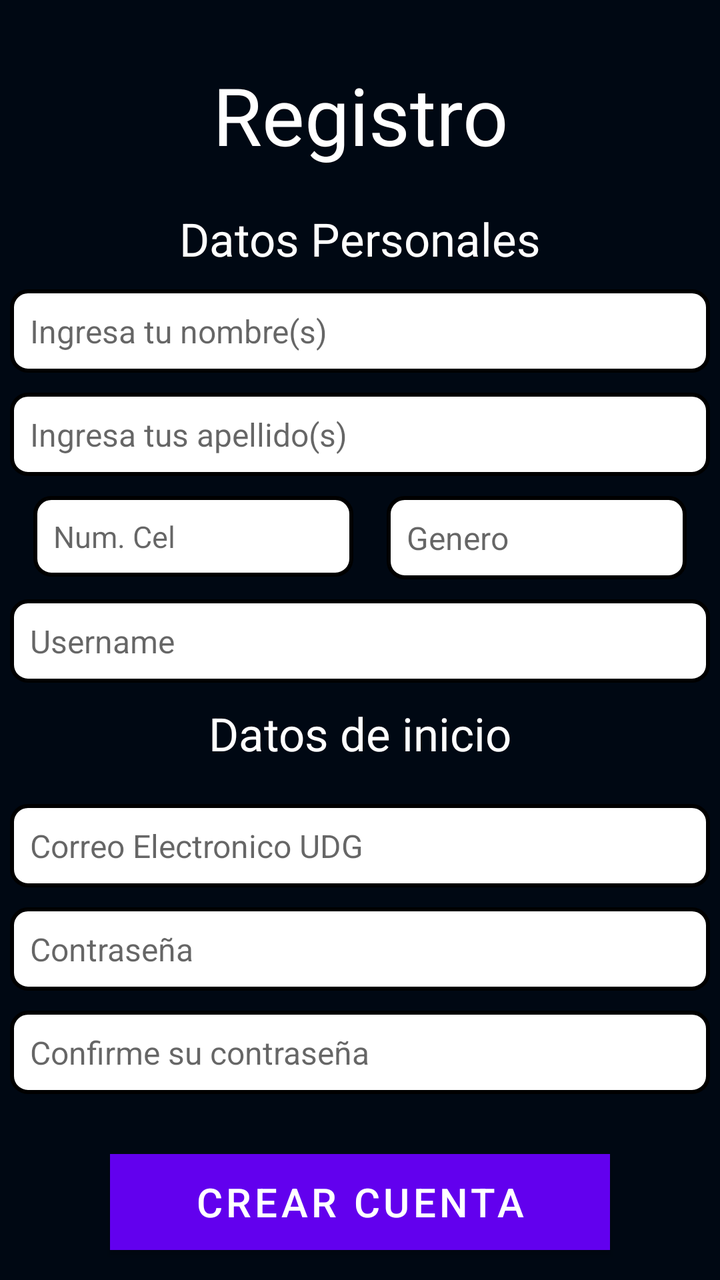
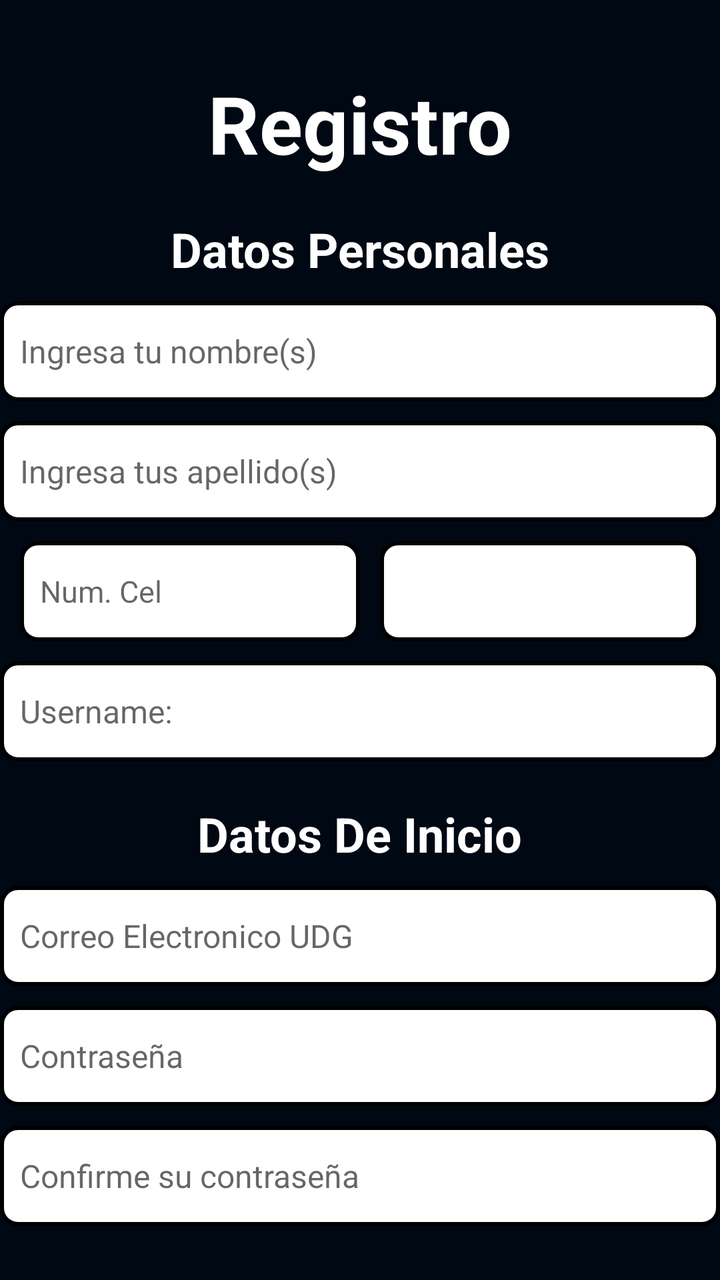

Before-and-after screenshots of an Android layout around one commit, followed by the original layout XML and the change that was made.
<!-- AndroidManifest.xml: application theme Theme.UNIverse -->
<!-- res/layout/activity_register.xml -->
<?xml version="1.0" encoding="utf-8"?>

<androidx.constraintlayout.widget.ConstraintLayout xmlns:android="http://schemas.android.com/apk/res/android"
    xmlns:tools="http://schemas.android.com/tools"
    xmlns:app="http://schemas.android.com/apk/res-auto"
    android:layout_width="match_parent"
    android:layout_height="match_parent"
    android:background="@color/backgroundUniverse"
    tools:context=".RegisterActivity"
    >


    <TextView
        android:id="@+id/registroTextView"
        android:layout_width="wrap_content"
        android:layout_height="wrap_content"
        android:text="Registro"
        android:textColor="@color/white"
        android:textSize="40sp"
        android:gravity="center"
        android:paddingBottom="20dp"
        app:layout_constraintTop_toTopOf="parent"
        app:layout_constraintEnd_toEndOf="parent"
        app:layout_constraintBottom_toBottomOf="@id/personalesTextView"
        app:layout_constraintStart_toStartOf="parent"
        />
    <TextView
        android:id="@+id/personalesTextView"
        android:layout_width="wrap_content"
        android:layout_height="wrap_content"
        android:text="Datos Personales"
        android:textSize="23sp"
        android:textColor="@color/white"
        app:layout_constraintTop_toBottomOf="@id/registroTextView"
        app:layout_constraintStart_toStartOf="parent"
        app:layout_constraintEnd_toEndOf="parent"
        app:layout_constraintBottom_toTopOf="@id/firstNameEditText"
        />
    <EditText
        android:id="@+id/firstNameEditText"
        android:layout_width="350dp"
        android:layout_height="wrap_content"
        android:hint="Ingresa tu nombre(s)"
        android:inputType="text"
        android:textSize="16sp"
        android:padding="10dp"
        android:background="@drawable/edit_text_background"
        android:layout_marginTop="10dp"
        app:layout_constraintStart_toStartOf="parent"
        app:layout_constraintEnd_toEndOf="parent"
        app:layout_constraintTop_toBottomOf="@id/personalesTextView"
        />
    <EditText
        android:id="@+id/lastNameEditText"
        android:layout_width="350dp"
        android:layout_height="wrap_content"
        android:hint="Ingresa tus apellido(s)"
        android:inputType="text"
        android:textSize="16sp"
        android:padding="10dp"
        android:background="@drawable/edit_text_background"
        android:layout_marginTop="10dp"
        app:layout_constraintStart_toStartOf="parent"
        app:layout_constraintEnd_toEndOf="parent"
        app:layout_constraintTop_toBottomOf="@id/firstNameEditText"
        />
    <EditText
        android:id="@+id/phoneEditText"
        android:layout_width="160dp"
        android:layout_height="wrap_content"
        android:hint="Num. Cel"
        android:inputType="text"
        android:textSize="15sp"
        android:padding="10dp"
        android:background="@drawable/edit_text_background"
        android:layout_marginTop="10dp"
        app:layout_constraintStart_toStartOf="parent"
        app:layout_constraintEnd_toStartOf="@id/genderEditText"
        app:layout_constraintTop_toBottomOf="@id/lastNameEditText"
        />
    <EditText
        android:id="@+id/genderEditText"
        android:layout_width="150dp"
        android:layout_height="wrap_content"
        android:hint="Genero"
        android:inputType="text"
        android:textSize="16sp"
        android:padding="10dp"
        android:background="@drawable/edit_text_background"
        android:layout_marginTop="10dp"
        app:layout_constraintStart_toEndOf="@id/phoneEditText"
        app:layout_constraintEnd_toEndOf="parent"
        app:layout_constraintTop_toBottomOf="@id/lastNameEditText"
        />
    <EditText
        android:id="@+id/usernameEditText"
        android:layout_width="350dp"
        android:layout_height="wrap_content"
        android:hint="Username"
        android:inputType="text"
        android:textSize="16sp"
        android:padding="10dp"
        android:background="@drawable/edit_text_background"
        android:layout_marginTop="10dp"
        app:layout_constraintStart_toStartOf="parent"
        app:layout_constraintEnd_toEndOf="parent"
        app:layout_constraintTop_toBottomOf="@id/genderEditText"
        />
    <TextView
        android:id="@+id/inicioTextView"
        android:layout_width="wrap_content"
        android:layout_height="wrap_content"
        android:text="Datos de inicio"
        android:textColor="@color/white"
        android:textSize="23sp"
        android:padding="10dp"
        app:layout_constraintTop_toBottomOf="@id/usernameEditText"
        app:layout_constraintStart_toStartOf="parent"
        app:layout_constraintEnd_toEndOf="parent"
        />

        <EditText
        android:id="@+id/emailEditText"
        android:layout_width="350dp"
        android:layout_height="wrap_content"
        android:hint="Correo Electronico UDG"
        android:inputType="text"
        android:textSize="16dp"
        android:padding="10dp"
        android:background="@drawable/edit_text_background"
        android:layout_marginTop="10dp"
        app:layout_constraintStart_toStartOf="parent"
        app:layout_constraintEnd_toEndOf="parent"
        app:layout_constraintTop_toBottomOf="@id/inicioTextView"
        />
    <EditText
        android:id="@+id/passwordEditText"
        android:layout_width="350dp"
        android:layout_height="wrap_content"
        android:hint="Contraseña"
        android:inputType="text"
        android:textSize="16dp"
        android:padding="10dp"
        android:background="@drawable/edit_text_background"
        android:layout_marginTop="10dp"
        app:layout_constraintStart_toStartOf="parent"
        app:layout_constraintEnd_toEndOf="parent"
        app:layout_constraintTop_toBottomOf="@id/emailEditText"
        />
    <EditText
        android:id="@+id/confirmPasswordEditText"
        android:layout_width="350dp"
        android:layout_height="wrap_content"
        android:hint="Confirme su contraseña"
        android:inputType="text"
        android:textSize="16dp"
        android:padding="10dp"
        android:background="@drawable/edit_text_background"
        android:layout_marginTop="10dp"
        app:layout_constraintStart_toStartOf="parent"
        app:layout_constraintEnd_toEndOf="parent"
        app:layout_constraintTop_toBottomOf="@id/passwordEditText"
        />
    <Button
        android:id="@+id/registerSaveButton"
        android:layout_width="250dp"
        android:layout_height="wrap_content"
        android:text="Crear Cuenta"
        android:gravity="center"
        android:textSize="20dp"
        android:layout_marginTop="30dp"
        android:background="@color/buttonColor"
        android:textColor="@color/white"
        app:layout_constraintStart_toStartOf="parent"
        app:layout_constraintEnd_toEndOf="parent"
        app:layout_constraintTop_toBottomOf="@id/confirmPasswordEditText"
        android:onClick="register"
        />






</androidx.constraintlayout.widget.ConstraintLayout>
<!-- resources referenced by this layout -->
<resources>
  <color name="backgroundUniverse">#000813</color>
  <color name="buttonColor">#14E</color>
  <color name="white">#FFFFFFFF</color>
  <!-- drawable edit_text_background (drawable) -->
  <?xml version="1.0" encoding="utf-8"?>
  
  <shape xmlns:android="http://schemas.android.com/apk/res/android">
      <solid android:color="@android:color/white" /> 
      <stroke
          android:width="2dp"
          android:color="@color/black"/> 
      <corners android:radius="8dp" /> 
  </shape>
  <style name="Theme.UNIverse" parent="Theme.MaterialComponents.DayNight.DarkActionBar">
          
          <item name="colorPrimary">@color/purple_500</item>
          <item name="colorPrimaryVariant">@color/purple_700</item>
          <item name="colorOnPrimary">@color/white</item>
          
          <item name="colorSecondary">@color/teal_200</item>
          <item name="colorSecondaryVariant">@color/teal_700</item>
          <item name="colorOnSecondary">@color/black</item>
          
          <item name="android:statusBarColor">?attr/colorPrimaryVariant</item>
          
      </style>
  <color name="black">#FF000000</color>
  <color name="purple_500">#FF6200EE</color>
  <color name="purple_700">#FF3700B3</color>
  <color name="teal_200">#FF03DAC5</color>
  <color name="teal_700">#FF018786</color>
</resources>

<!-- the commit's change to res/layout/activity_register.xml (unified diff, before → after) -->
@@ -14,22 +14,23 @@
         android:id="@+id/registroTextView"
         android:layout_width="wrap_content"
         android:layout_height="wrap_content"
+        android:layout_marginTop="35dp"
         android:text="Registro"
         android:textColor="@color/white"
         android:textSize="40sp"
-        android:gravity="center"
-        android:paddingBottom="20dp"
+        android:textStyle="bold"
         app:layout_constraintTop_toTopOf="parent"
         app:layout_constraintEnd_toEndOf="parent"
-        app:layout_constraintBottom_toBottomOf="@id/personalesTextView"
         app:layout_constraintStart_toStartOf="parent"
         />
     <TextView
         android:id="@+id/personalesTextView"
         android:layout_width="wrap_content"
         android:layout_height="wrap_content"
+        android:layout_marginTop="20dp"
         android:text="Datos Personales"
-        android:textSize="23sp"
+        android:textStyle="bold"
+        android:textSize="24sp"
         android:textColor="@color/white"
         app:layout_constraintTop_toBottomOf="@id/registroTextView"
         app:layout_constraintStart_toStartOf="parent"
@@ -38,10 +39,11 @@
         />
     <EditText
         android:id="@+id/firstNameEditText"
-        android:layout_width="350dp"
-        android:layout_height="wrap_content"
+        android:layout_width="360dp"
+        android:layout_height="50dp"
         android:hint="Ingresa tu nombre(s)"
         android:inputType="text"
+        android:autofillHints="name"
         android:textSize="16sp"
         android:padding="10dp"
         android:background="@drawable/edit_text_background"
@@ -52,10 +54,11 @@
         />
     <EditText
         android:id="@+id/lastNameEditText"
-        android:layout_width="350dp"
-        android:layout_height="wrap_content"
+        android:layout_width="360dp"
+        android:layout_height="50dp"
         android:hint="Ingresa tus apellido(s)"
         android:inputType="text"
+        android:autofillHints="name"
         android:textSize="16sp"
         android:padding="10dp"
         android:background="@drawable/edit_text_background"
@@ -66,24 +69,23 @@
         />
     <EditText
         android:id="@+id/phoneEditText"
-        android:layout_width="160dp"
-        android:layout_height="wrap_content"
+        android:layout_width="170dp"
+        android:layout_height="50dp"
         android:hint="Num. Cel"
-        android:inputType="text"
+        android:inputType="phone"
+        android:autofillHints="phone"
         android:textSize="15sp"
         android:padding="10dp"
         android:background="@drawable/edit_text_background"
         android:layout_marginTop="10dp"
         app:layout_constraintStart_toStartOf="parent"
-        app:layout_constraintEnd_toStartOf="@id/genderEditText"
+        app:layout_constraintEnd_toStartOf="@id/genderSpinner"
         app:layout_constraintTop_toBottomOf="@id/lastNameEditText"
         />
-    <EditText
-        android:id="@+id/genderEditText"
-        android:layout_width="150dp"
-        android:layout_height="wrap_content"
-        android:hint="Genero"
-        android:inputType="text"
+    <Spinner
+        android:id="@+id/genderSpinner"
+        android:layout_width="160dp"
+        android:layout_height="50dp"
         android:textSize="16sp"
         android:padding="10dp"
         android:background="@drawable/edit_text_background"
@@ -94,52 +96,56 @@
         />
     <EditText
         android:id="@+id/usernameEditText"
-        android:layout_width="350dp"
-        android:layout_height="wrap_content"
-        android:hint="Username"
+        android:layout_width="360dp"
+        android:layout_height="50dp"
+        android:hint="Username:"
         android:inputType="text"
+        android:autofillHints="username"
         android:textSize="16sp"
         android:padding="10dp"
         android:background="@drawable/edit_text_background"
         android:layout_marginTop="10dp"
         app:layout_constraintStart_toStartOf="parent"
         app:layout_constraintEnd_toEndOf="parent"
-        app:layout_constraintTop_toBottomOf="@id/genderEditText"
+        app:layout_constraintTop_toBottomOf="@id/genderSpinner"
         />
     <TextView
         android:id="@+id/inicioTextView"
         android:layout_width="wrap_content"
         android:layout_height="wrap_content"
-        android:text="Datos de inicio"
+        android:layout_marginTop="20dp"
+        android:text="Datos De Inicio"
         android:textColor="@color/white"
-        android:textSize="23sp"
-        android:padding="10dp"
+        android:textStyle="bold"
+        android:textSize="24sp"
         app:layout_constraintTop_toBottomOf="@id/usernameEditText"
         app:layout_constraintStart_toStartOf="parent"
         app:layout_constraintEnd_toEndOf="parent"
         />
 
         <EditText
-        android:id="@+id/emailEditText"
-        android:layout_width="350dp"
-        android:layout_height="wrap_content"
-        android:hint="Correo Electronico UDG"
-        android:inputType="text"
-        android:textSize="16dp"
-        android:padding="10dp"
-        android:background="@drawable/edit_text_background"
-        android:layout_marginTop="10dp"
-        app:layout_constraintStart_toStartOf="parent"
-        app:layout_constraintEnd_toEndOf="parent"
-        app:layout_constraintTop_toBottomOf="@id/inicioTextView"
+            android:id="@+id/emailEditText"
+            android:layout_width="360dp"
+            android:layout_height="50dp"
+            android:hint="Correo Electronico UDG"
+            android:inputType="textEmailAddress"
+            android:autofillHints="emailAddress"
+            android:textSize="16sp"
+            android:padding="10dp"
+            android:background="@drawable/edit_text_background"
+            android:layout_marginTop="10dp"
+            app:layout_constraintStart_toStartOf="parent"
+            app:layout_constraintEnd_toEndOf="parent"
+            app:layout_constraintTop_toBottomOf="@id/inicioTextView"
         />
     <EditText
         android:id="@+id/passwordEditText"
-        android:layout_width="350dp"
-        android:layout_height="wrap_content"
+        android:layout_width="360dp"
+        android:layout_height="50dp"
         android:hint="Contraseña"
-        android:inputType="text"
-        android:textSize="16dp"
+        android:inputType="textPassword|numberPassword"
+        android:autofillHints="password"
+        android:textSize="16sp"
         android:padding="10dp"
         android:background="@drawable/edit_text_background"
         android:layout_marginTop="10dp"
@@ -149,11 +155,12 @@
         />
     <EditText
         android:id="@+id/confirmPasswordEditText"
-        android:layout_width="350dp"
-        android:layout_height="wrap_content"
+        android:layout_width="360dp"
+        android:layout_height="50dp"
         android:hint="Confirme su contraseña"
-        android:inputType="text"
-        android:textSize="16dp"
+        android:inputType="textPassword|numberPassword"
+        android:autofillHints="password"
+        android:textSize="16sp"
         android:padding="10dp"
         android:background="@drawable/edit_text_background"
         android:layout_marginTop="10dp"
<!-- resource entries referenced after the edit -->
@@ -13,7 +13,7 @@
           android:color="@color/black"/> 
       <corners android:radius="8dp" /> 
   </shape>
-  <style name="Theme.UNIverse" parent="Theme.MaterialComponents.DayNight.DarkActionBar">
+  <style name="Theme.UNIverse" parent="Theme.MaterialComponents.DayNight.NoActionBar">
           
           <item name="colorPrimary">@color/purple_500</item>
           <item name="colorPrimaryVariant">@color/purple_700</item>
